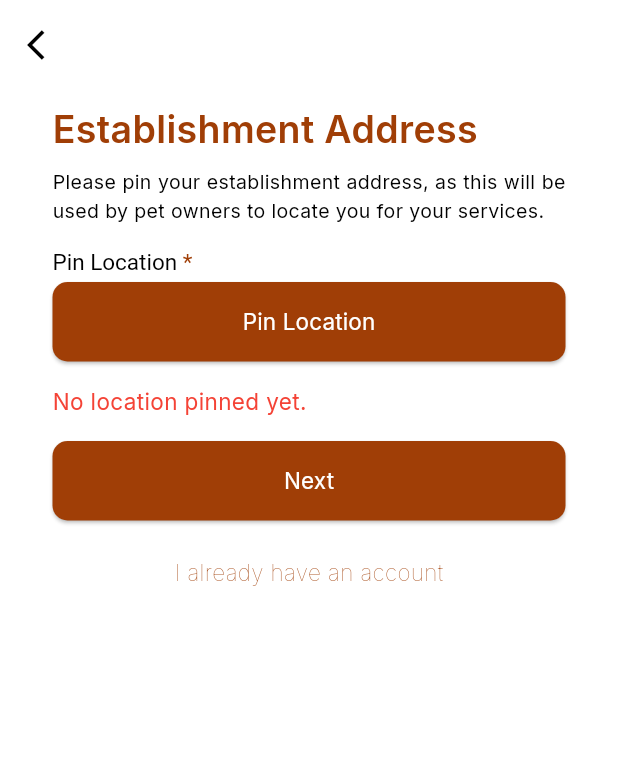
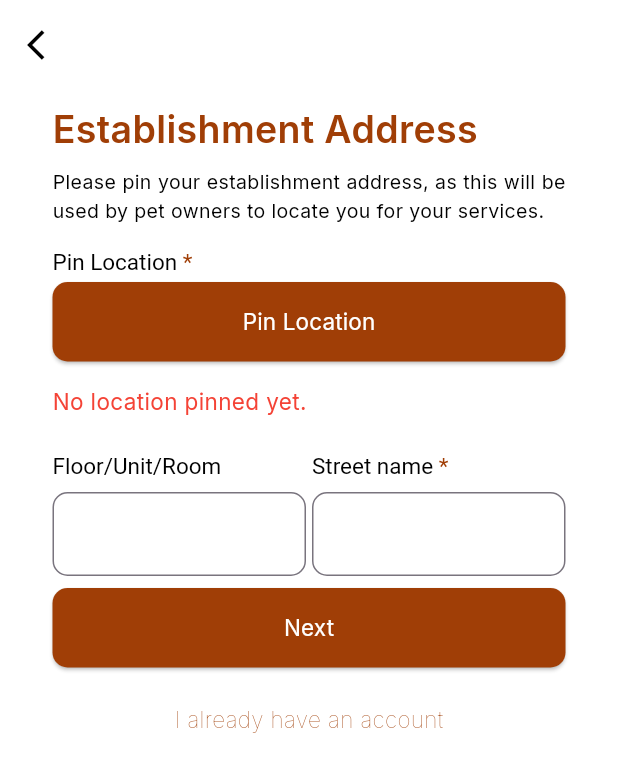
Before and after one commit to Pamfurred-Service-Provider/pamfurred_service_provider, a Flutter app: the AddressDetailsScreen screen opened directly, on a phone screen of 412 x 824 dp. Shown: the top 772 px of the screen. Run offline on Flutter 3.47's test engine with Material 3 defaults, Android fonts, the phone set to English and light mode, and no system bars; our stand-ins replace animated_custom_dropdown, badges, email_validator, firebase_core, firebase_messaging, fl_chart and 7 more; missing offline and left inert: fancy_password_field, open_street_map_search_and_pick, philippines_rpcmb; accounts and stored records are empty.

Commit message:
added street and floor textcontroller in the register screen.

```diff
--- a/lib/screens/Register/address_info.dart
+++ b/lib/screens/Register/address_info.dart
@@ -3,6 +3,7 @@ import 'package:service_provider/components/custom_appbar.dart';
 import 'package:service_provider/components/globals.dart';
 import 'package:service_provider/components/header.dart';
 import 'package:service_provider/components/screen_transitions.dart';
+import 'package:service_provider/components/text_field.dart';
 import 'package:service_provider/components/width_expanded_button.dart';
 import 'package:service_provider/screens/Register/credentials.dart';
 import 'package:service_provider/screens/pin_location.dart';
@@ -115,8 +116,28 @@ class AddressDetailsScreenState extends State<AddressDetailsScreen> {
                 "No location pinned yet.",
                 style: TextStyle(color: Colors.red, fontSize: regularText),
               ),
-
             const SizedBox(height: tertiarySizedBox),
+            const SizedBox(height: secondarySizedBox),
+            Row(
+              children: [
+                Expanded(
+                  child: CustomTextField(
+                    label: "Floor/Unit/Room",
+                    controllerKey: "floorUnitRoom",
+                    controllers: widget.controllers,
+                    isRequired: false,
+                  ),
+                ),
+                const SizedBox(width: primarySizedBox),
+                Expanded(
+                  child: CustomTextField(
+                      label: "Street name",
+                      controllerKey: "street",
+                      controllers: widget.controllers),
+                ),
+              ],
+            ),
+            const SizedBox(height: secondarySizedBox),
 
             // Show error message if validation fails (e.g., no location pinned)
             if (_showError)
@@ -124,7 +145,6 @@ class AddressDetailsScreenState extends State<AddressDetailsScreen> {
                 "Please pin your location before proceeding.",
                 style: TextStyle(color: Colors.red, fontSize: regularText),
               ),
-
             // Next button that validates fields before proceeding
             CustomWideButton(
               text: "Next",
```
Also changed, not shown: lib/screens/appointments.dart (+3 -23 lines), lib/screens/home_screen.dart (+4 -4 lines).
